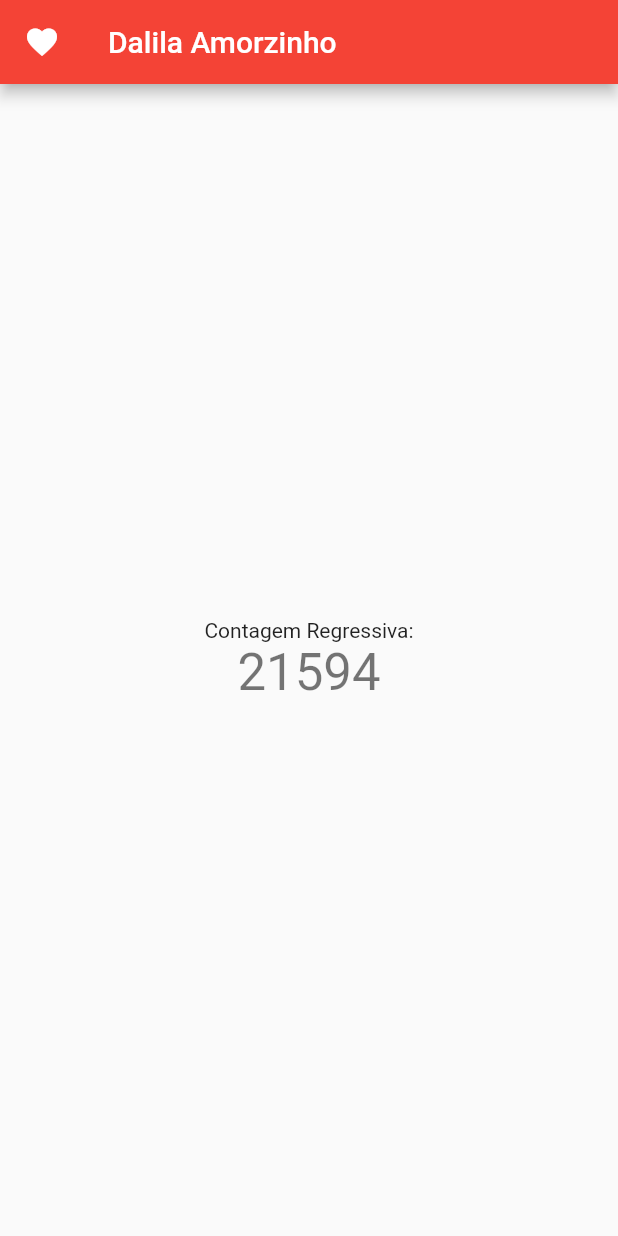
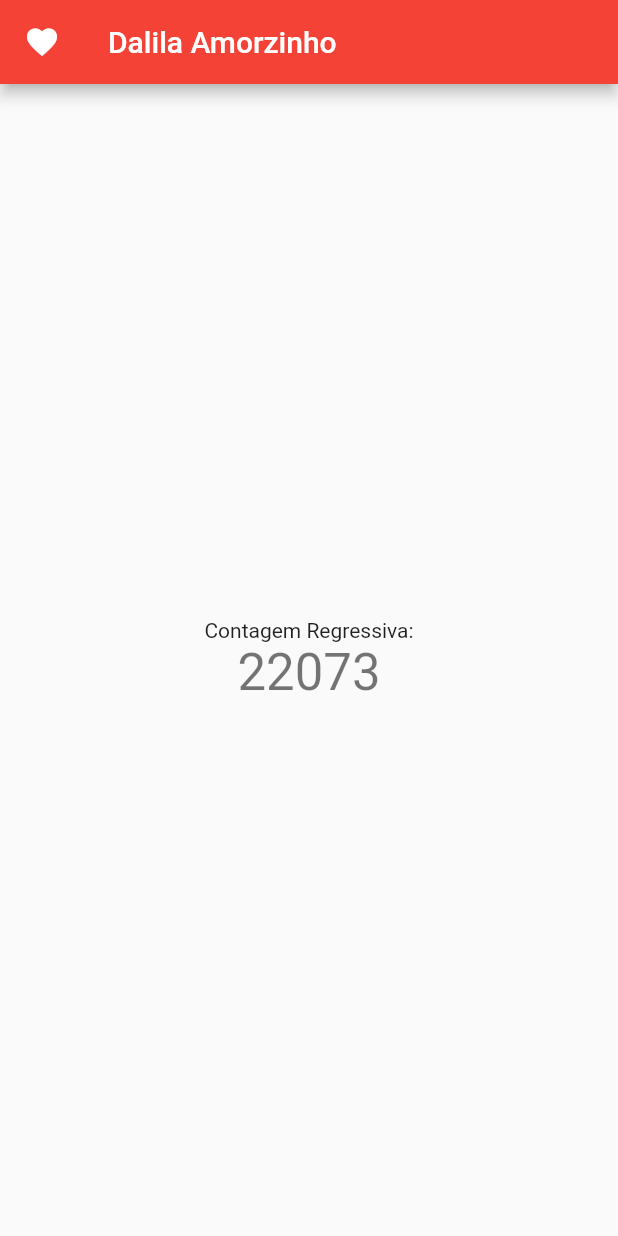
Before and after one commit to WesleyJoseSantos/dalila_amor, a Flutter app: the screen it shows after launch, on a phone screen of 412 x 824 dp. Run offline on Flutter 3.47's test engine with Material 2 defaults, Android fonts, the phone set to English and light mode, and no system bars.

Commit message:
feat: git pages changes

```diff
--- a/lib/main.dart
+++ b/lib/main.dart
@@ -45,18 +45,23 @@ class _MyHomePageState extends State<MyHomePage> {
   @override
   void initState() {
     // var _date = DateTime(2022, 05, 16);
-    var _date = DateTime(2022, 05, 15, 16, 30);
+    var _date = DateTime(2022, 05, 15, 16, 38);
+    updateCount(_date);
     super.initState();
     Timer.periodic(const Duration(seconds: 1), (timer){
-      var _now = DateTime.now();
-      var _diff = _date.toUtc().millisecondsSinceEpoch - _now.toUtc().millisecondsSinceEpoch;
-      setState(() {
-        _counter = _diff ~/ 1000;
-        if(_counter <= 0){
-          timer.cancel();
-          Navigator.pushNamed(context, '/congrat');
-        }
-      });
+      updateCount(_date);
+      if(_counter <= 0){
+        timer.cancel();
+        Navigator.pushNamed(context, '/congrat');
+      }
+    });
+  }
+
+  void updateCount(DateTime _date) {
+     var _now = DateTime.now();
+    var _diff = _date.toUtc().millisecondsSinceEpoch - _now.toUtc().millisecondsSinceEpoch;
+    setState(() {
+      _counter = _diff ~/ 1000;
     });
   }
 
```
Also changed, not shown: 3 other files.
